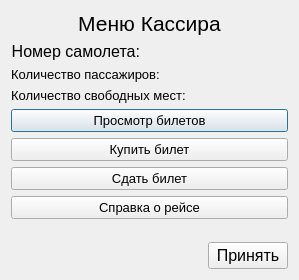
Qt form dialog_menucashier.ui (zloysergunya/IS_Airport) before a commit.
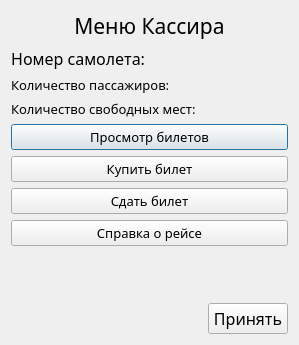
The same form after that commit.

```diff
--- a/dialog_menucashier.ui
+++ b/dialog_menucashier.ui
@@ -7,9 +7,14 @@
     <x>0</x>
     <y>0</y>
     <width>299</width>
-    <height>280</height>
+    <height>345</height>
    </rect>
   </property>
+  <property name="font">
+   <font>
+    <family>Mongolian Baiti</family>
+   </font>
+  </property>
   <property name="windowTitle">
    <string>Dialog</string>
   </property>
@@ -18,6 +23,7 @@
     <widget class="QLabel" name="mainLabel">
      <property name="font">
       <font>
+       <family>Mongolian Baiti</family>
        <pointsize>16</pointsize>
       </font>
      </property>
@@ -41,6 +47,7 @@
        </property>
        <property name="font">
         <font>
+         <family>Mongolian Baiti</family>
          <pointsize>12</pointsize>
         </font>
        </property>
@@ -56,6 +63,7 @@
       <widget class="QLabel" name="numberPlane">
        <property name="font">
         <font>
+         <family>Mongolian Baiti</family>
          <pointsize>12</pointsize>
         </font>
        </property>
@@ -78,6 +86,7 @@
        </property>
        <property name="font">
         <font>
+         <family>Mongolian Baiti</family>
          <pointsize>10</pointsize>
         </font>
        </property>
@@ -90,6 +99,7 @@
       <widget class="QLabel" name="countPassengers">
        <property name="font">
         <font>
+         <family>Mongolian Baiti</family>
          <pointsize>10</pointsize>
         </font>
        </property>
@@ -112,6 +122,7 @@
        </property>
        <property name="font">
         <font>
+         <family>Mongolian Baiti</family>
          <pointsize>10</pointsize>
         </font>
        </property>
@@ -124,6 +135,7 @@
       <widget class="QLabel" name="countFreePlace">
        <property name="font">
         <font>
+         <family>Mongolian Baiti</family>
          <pointsize>10</pointsize>
         </font>
        </property>
@@ -138,6 +150,7 @@
     <widget class="QPushButton" name="buttonCheckTickets">
      <property name="font">
       <font>
+       <family>Mongolian Baiti</family>
        <pointsize>10</pointsize>
       </font>
      </property>
@@ -150,6 +163,7 @@
     <widget class="QPushButton" name="buttonBuyTicket">
      <property name="font">
       <font>
+       <family>Mongolian Baiti</family>
        <pointsize>10</pointsize>
       </font>
      </property>
@@ -162,6 +176,7 @@
     <widget class="QPushButton" name="buttonHandOverTicket">
      <property name="font">
       <font>
+       <family>Mongolian Baiti</family>
        <pointsize>10</pointsize>
       </font>
      </property>
@@ -174,6 +189,7 @@
     <widget class="QPushButton" name="buttonReferenceRace">
      <property name="font">
       <font>
+       <family>Mongolian Baiti</family>
        <pointsize>10</pointsize>
       </font>
      </property>
@@ -214,6 +230,7 @@
       <widget class="QPushButton" name="accept">
        <property name="font">
         <font>
+         <family>Mongolian Baiti</family>
          <pointsize>12</pointsize>
         </font>
        </property>
```
